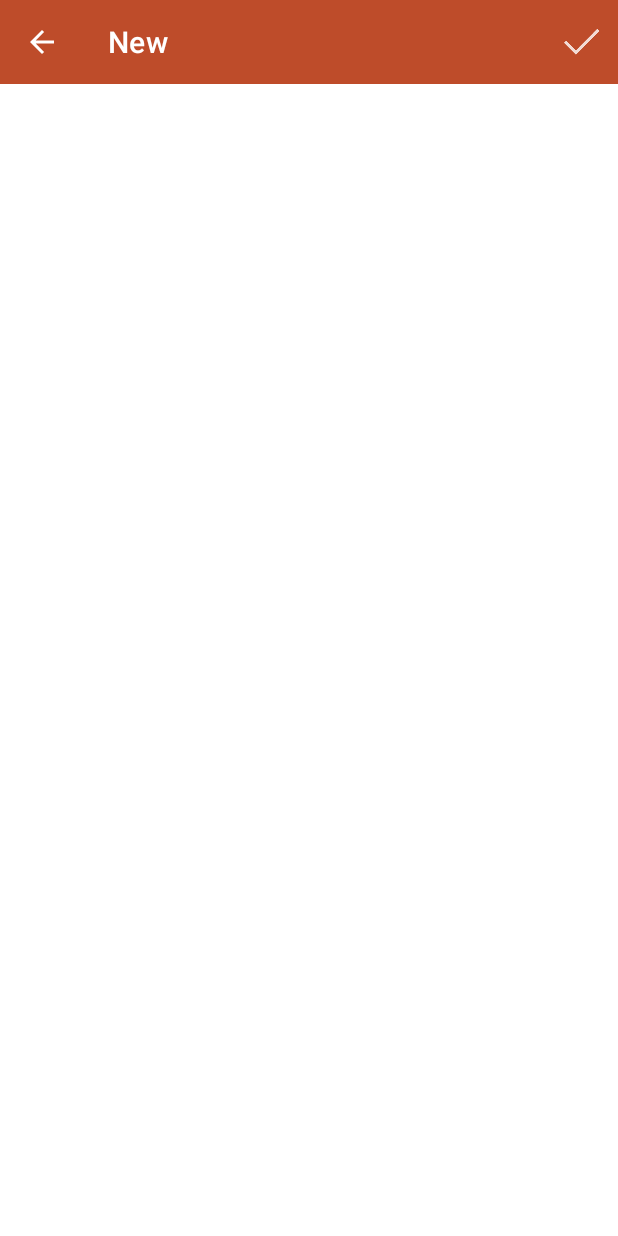
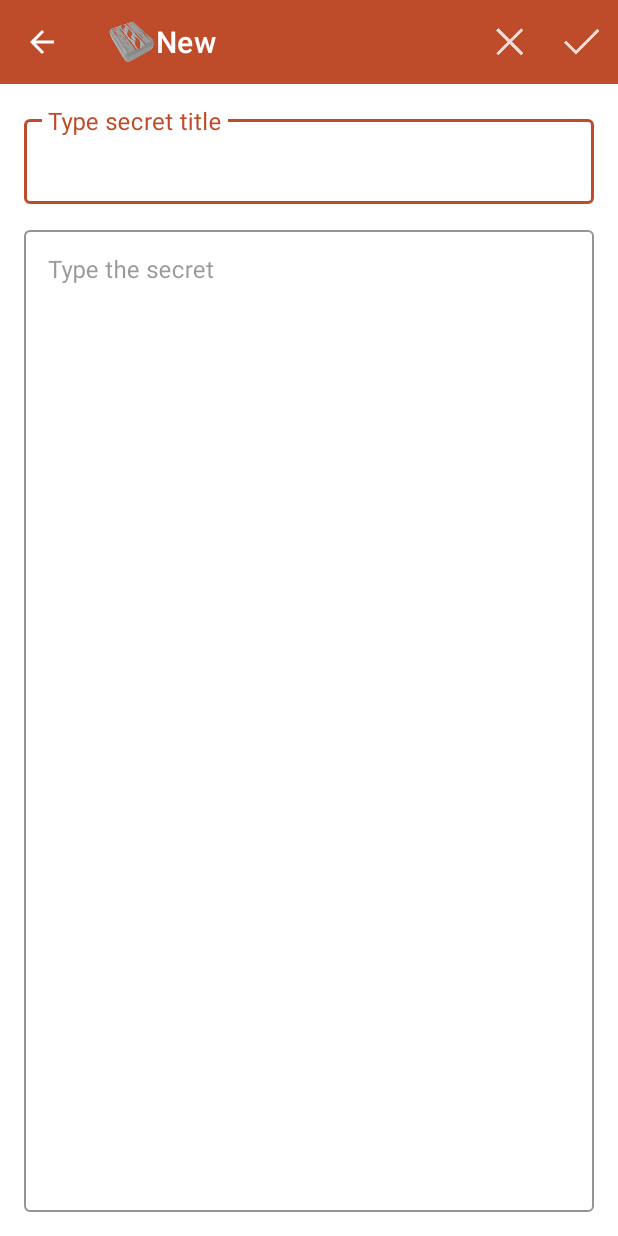
Before and after one commit to rhodul/secretbox, an Android app: the SecretEditorActivity screen opened directly, with no data from a screen before it, on a phone screen of 412 x 824 dp. Run offline under Robolectric (Android 15) with nearby library versions, the phone set to English and light mode, and no system bars.

Commit message:
Secret detail activity now works in new, edit and delete modes

```diff
--- a/source/app/src/main/java/com/gnugu/secretbox/SecretEditorActivity.java
+++ b/source/app/src/main/java/com/gnugu/secretbox/SecretEditorActivity.java
@@ -5,12 +5,9 @@ import java.util.Locale;
 import android.content.Intent;
 import android.database.Cursor;
 import androidx.appcompat.app.AppCompatActivity;
-import androidx.appcompat.widget.Toolbar; // Added for Toolbar
+import androidx.appcompat.widget.Toolbar;
 import androidx.fragment.app.FragmentManager;
-import androidx.fragment.app.FragmentTransaction;
-// androidx.fragment.app.FragmentPagerAdapter; // Removed
-// import androidx.viewpager.widget.ViewPager; // Removed
-// import androidx.appcompat.app.ActionBar; // No longer needed for tabs
+// Removed unnecessary imports like FragmentTransaction, ViewPager, etc.
 import android.os.Bundle;
 import android.text.Html;
 import android.text.TextUtils;
@@ -19,7 +16,6 @@ import android.view.MenuItem;
 import android.view.View;
 import android.widget.Toast;
 
-// Removed: implements ActionBar.TabListener
 public class SecretEditorActivity extends AppCompatActivity {
 
     public static final String ARG_COMPARTMENT_ID = "compartment_id";
@@ -28,7 +24,7 @@ public class SecretEditorActivity extends AppCompatActivity {
 
     private SecretEditorFragment mEditorFragment;
 
-    private boolean mEditMode = false;
+    private boolean mEditMode = false; // Default, will be updated in onCreate
     private long mCompartmentId;
     private long mSecretId;
     private DataAdapter mAdapter;
@@ -41,27 +37,28 @@ public class SecretEditorActivity extends AppCompatActivity {
 
         Toolbar toolbar = findViewById(R.id.toolbar_secret_editor);
         setSupportActionBar(toolbar);
-        if (getSupportActionBar() != null) {
-            getSupportActionBar().setDisplayHomeAsUpEnabled(true);
-            // Optionally set title based on edit mode
-            // if (mEditMode) { // mEditMode is not yet initialized here
-            //    getSupportActionBar().setTitle(R.string.title_activity_secret_editor_edit);
-            // } else {
-            //    getSupportActionBar().setTitle(R.string.title_activity_secret_editor_new);
-            // }
-        }
 
         Intent intent = getIntent();
-        mEditMode = intent.getBooleanExtra(ARG_EDIT_MODE, false);
         mCompartmentId = intent.getLongExtra(ARG_COMPARTMENT_ID, -1);
         mSecretId = intent.getLongExtra(ARG_SECRET_ID, -1);
 
-        // Set title after mEditMode is initialized
+        // Determine initial mEditMode for the Activity
+        if (mSecretId == -1) { // New secret: activity and fragment start in edit mode
+            mEditMode = true;
+        } else { // Existing secret: activity mode from intent, fragment mode will match
+            mEditMode = intent.getBooleanExtra(ARG_EDIT_MODE, false);
+        }
+
+        // Set Toolbar icon and title
         if (getSupportActionBar() != null) {
-            if (mEditMode) {
+            getSupportActionBar().setDisplayHomeAsUpEnabled(true);
+            getSupportActionBar().setIcon(R.drawable.ic_action_sbox); // Set icon here
+            if (mSecretId == -1) { // New Secret title
+                getSupportActionBar().setTitle(R.string.insert);
+            } else if (mEditMode) { // Edit Existing Secret title
                 getSupportActionBar().setTitle(R.string.edit);
-            } else {
-                getSupportActionBar().setTitle(R.string.insert);
+            } else { // View Existing Secret title
+                getSupportActionBar().setTitle(R.string.secret);
             }
         }
 
@@ -71,7 +68,7 @@ public class SecretEditorActivity extends AppCompatActivity {
         if (savedInstanceState == null) {
             String title = null;
             String body = null;
-            if (mSecretId != -1 && mAdapter != null) {
+            if (mSecretId != -1 && mAdapter != null) { // Load data only for existing secrets
                 Cursor c = mAdapter.getSecret(mSecretId);
                 if (c != null) {
                     if (c.moveToFirst()) {
@@ -89,6 +86,7 @@ public class SecretEditorActivity extends AppCompatActivity {
                     c.close();
                 }
             }
+            // Pass the determined mEditMode to the fragment
             mEditorFragment = new SecretEditorFragment(title, body, mEditMode);
             getSupportFragmentManager().beginTransaction()
                     .replace(R.id.secret_editor_fragment_container, mEditorFragment)
@@ -96,8 +94,9 @@ public class SecretEditorActivity extends AppCompatActivity {
         } else {
             mEditorFragment = (SecretEditorFragment) getSupportFragmentManager()
                     .findFragmentById(R.id.secret_editor_fragment_container);
+            // Ensure fragment's edit mode is consistent with activity's mEditMode after restoration
             if (mEditorFragment != null) {
-                mEditorFragment.setEditMode(mEditMode); // Ensure mode is set on restored fragment
+                mEditorFragment.setEditMode(mEditMode);
             }
         }
     }
@@ -105,29 +104,23 @@ public class SecretEditorActivity extends AppCompatActivity {
 
     @Override
     public boolean onCreateOptionsMenu(Menu menu) {
-        // Always inflate the 'edit' menu which should contain 'Done'
-        // For 'new' mode, 'Cancel' might be handled by Up button or you might remove it.
-        // For 'edit' mode, 'Cancel' and 'Delete' are relevant.
-        getMenuInflater().inflate(R.menu.edit, menu);
-        MenuItem cancelItem = menu.findItem(R.id.action_cancel);
-        MenuItem deleteItem = menu.findItem(R.id.action_delete_secret);
-
-        if (mEditMode) {
+        menu.clear(); // Clear previous menu items
+        if (mEditMode) { // Covers New Secret (mSecretId == -1 implies mEditMode = true) and Edit Existing Secret
+            getMenuInflater().inflate(R.menu.edit, menu); // Has Done, Cancel, Delete
+            MenuItem cancelItem = menu.findItem(R.id.action_cancel);
             if (cancelItem != null) {
-                cancelItem.setTitle(cancelItem.getTitle().toString().toUpperCase());
-                cancelItem.setVisible(true);
+                cancelItem.setTitle(cancelItem.getTitle().toString().toUpperCase(Locale.getDefault()));
             }
+            MenuItem deleteItem = menu.findItem(R.id.action_delete_secret);
             if (deleteItem != null) {
-                deleteItem.setVisible(true); // Show delete only in edit mode for an existing secret
+                if (mSecretId == -1) { // New, unsaved secret
+                    deleteItem.setVisible(false); // Cannot delete a new, unsaved secret
+                } else {
+                    deleteItem.setVisible(true); // Can delete an existing secret being edited
+                }
             }
-        } else {
-            // In 'new' mode (not mEditMode)
-            if (cancelItem != null) {
-                cancelItem.setVisible(false); // Hide 'Cancel' if Up button is preferred
-            }
-            if (deleteItem != null) {
-                deleteItem.setVisible(false); // Hide 'Delete' for a new secret
-            }
+        } else { // View Existing Secret Mode (mSecretId != -1 && !mEditMode)
+            getMenuInflater().inflate(R.menu.secret_viewer, menu); // Has Edit, Delete
         }
         return true;
     }
@@ -136,7 +129,7 @@ public class SecretEditorActivity extends AppCompatActivity {
     public boolean onOptionsItemSelected(MenuItem item) {
         int itemId = item.getItemId();
         if (itemId == android.R.id.home) {
-            setResult(RESULT_CANCELED);
+            setResult(RESULT_CANCELED); // Or handle based on unsaved changes if necessary
             finish();
             return true;
         } else if (itemId == R.id.action_cancel) {
@@ -152,46 +145,58 @@ public class SecretEditorActivity extends AppCompatActivity {
             }
             return true;
         } else if (itemId == R.id.action_delete_secret) {
-            if (mSecretId != -1) { // Ensure there's a secret to delete
+            if (mSecretId != -1) { // Ensure there's an existing secret to delete
                 deleteSecret();
             }
             return true;
-        } else if (itemId == R.id.action_edit_secret) {
-            // This logic might be redundant if the activity always loads the fragment in the correct mode.
-            // If you intend to switch an already displayed secret to edit mode from a viewer mode (not implemented here):
-            setEditMode(true);
+        } else if (itemId == R.id.action_edit_secret) { // From secret_viewer menu
+            setEditMode(true); // Switch to edit mode for the current secret
             return true;
         }
         return super.onOptionsItemSelected(item);
     }
 
-    private void setEditMode(boolean editMode) {
-        mEditMode = editMode;
-        invalidateOptionsMenu(); // Re-create options menu to show/hide items
+    // This method is called to switch an EXISTING secret between view and edit modes
+    private void setEditMode(boolean newModeState) {
+        if (mSecretId == -1 && !newModeState) {
+            // Cannot switch a new secret to "view" mode before it's saved.
+            // This scenario should ideally not occur with current logic.
+            return;
+        }
+
+        mEditMode = newModeState;
         if (mEditorFragment != null) {
             mEditorFragment.setEditMode(mEditMode);
         }
+
         if (getSupportActionBar() != null) {
-            if (mEditMode) {
-                getSupportActionBar().setTitle(R.string.edit);
-            } else {
-                getSupportActionBar().setTitle(R.string.insert);
+            // Title for existing secrets changes based on mEditMode
+            if (mSecretId != -1) { // Only change title if it's an existing secret
+                if (mEditMode) {
+                    getSupportActionBar().setTitle(R.string.edit);
+                } else {
+                    getSupportActionBar().setTitle(R.string.secret);
+                }
             }
+            // For new secrets (mSecretId == -1), title is set in onCreate and doesn't change via setEditMode.
         }
+        invalidateOptionsMenu(); // Re-create the menu for the new mode
     }
 
     private boolean writeSecret() {
         if (mEditorFragment == null) {
             return false;
         }
-
         String title = mEditorFragment.getTitle();
         String body = mEditorFragment.getBody();
 
         if (!TextUtils.isEmpty(title) && mAdapter != null) {
-            if (mSecretId == -1) {
+            if (mSecretId == -1) { // New secret
                 mSecretId = mAdapter.createSecret(mCompartmentId, title, body);
-            } else {
+                // After saving a new secret, it's now an "existing" secret.
+                // It should arguably switch to "View" mode or stay in "Edit" mode.
+                // Current behavior: finishes activity. If it stayed, mEditMode might need an update.
+            } else { // Update existing
                 mAdapter.updateSecret(mSecretId, title, body);
             }
             return true;
--- a/source/app/src/main/res/menu/edit.xml
+++ b/source/app/src/main/res/menu/edit.xml
@@ -11,4 +11,8 @@
         android:icon="@drawable/ic_action_accept"
         android:title="@android:string/ok"
         app:showAsAction="always|withText" />
+    <item android:id="@+id/action_delete_secret"
+        android:icon="@drawable/ic_action_discard"
+        android:title="@string/delete"
+        app:showAsAction="ifRoom" />
 </menu>
```
Also changed, not shown: 1 other file.
